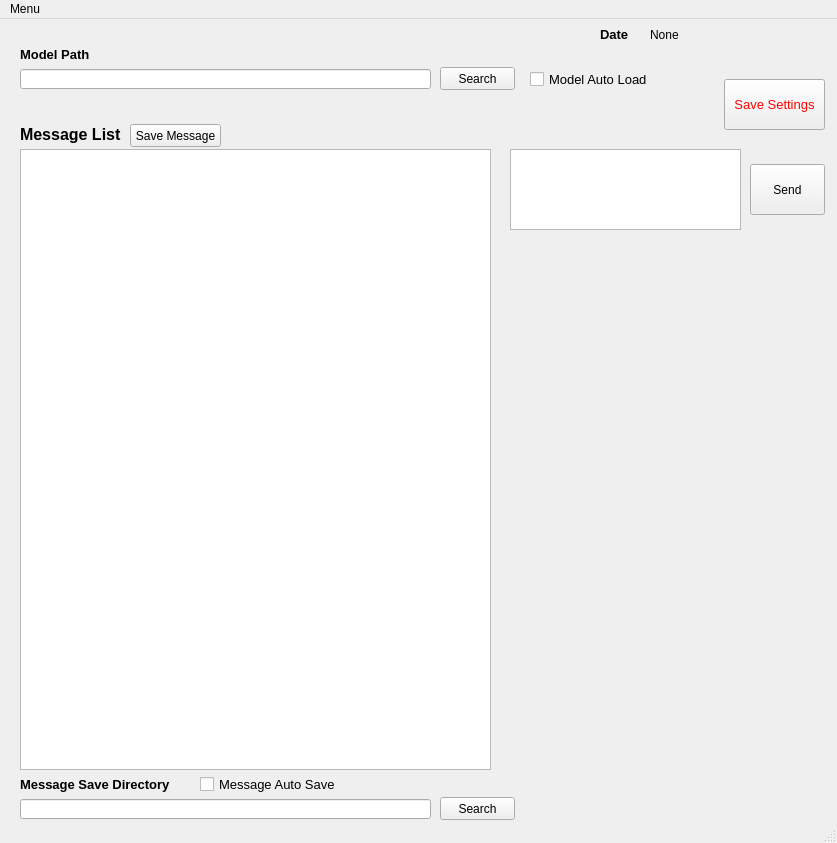
First picture: the form in chatbot_ui.ui, repository leeys507/Public_AI_Project, before the edit.
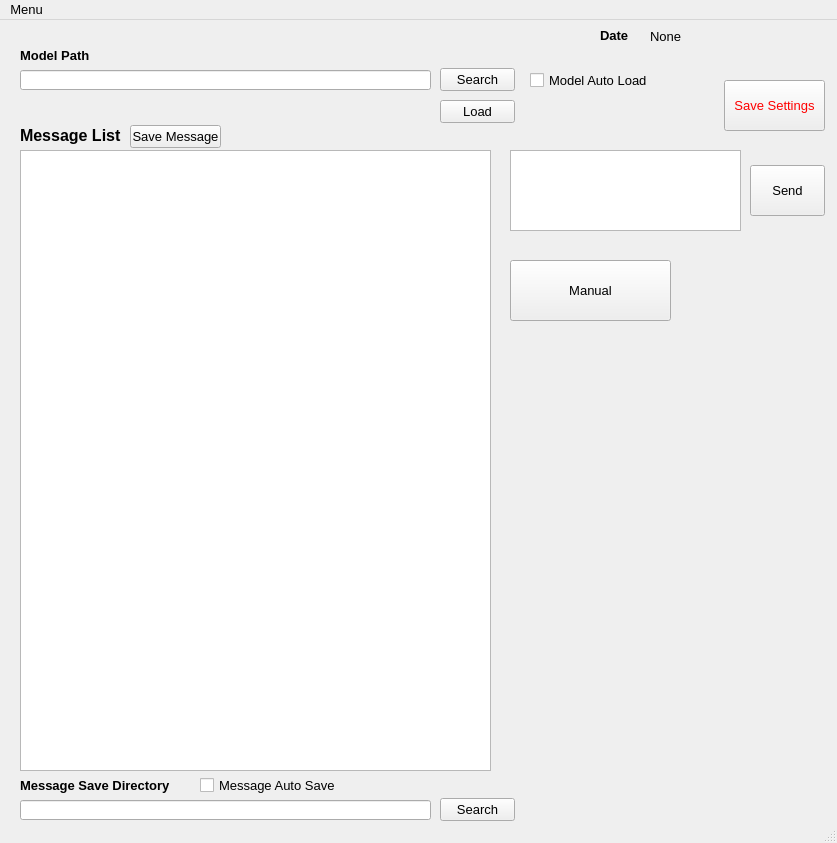
Second picture: the form after the edit.

Patch:
```diff
--- a/chatbot_ui.ui
+++ b/chatbot_ui.ui
@@ -16,6 +16,17 @@
     <height>843</height>
    </size>
   </property>
+  <property name="maximumSize">
+   <size>
+    <width>837</width>
+    <height>843</height>
+   </size>
+  </property>
+  <property name="font">
+   <font>
+    <pointsize>10</pointsize>
+   </font>
+  </property>
   <property name="windowTitle">
    <string>Movie Information Chatbot</string>
   </property>
@@ -277,6 +288,32 @@
      <string>Save Settings</string>
     </property>
    </widget>
+   <widget class="QPushButton" name="modelLoadButton">
+    <property name="geometry">
+     <rect>
+      <x>440</x>
+      <y>80</y>
+      <width>75</width>
+      <height>23</height>
+     </rect>
+    </property>
+    <property name="text">
+     <string>Load</string>
+    </property>
+   </widget>
+   <widget class="QPushButton" name="manualButton">
+    <property name="geometry">
+     <rect>
+      <x>510</x>
+      <y>240</y>
+      <width>161</width>
+      <height>61</height>
+     </rect>
+    </property>
+    <property name="text">
+     <string>Manual</string>
+    </property>
+   </widget>
   </widget>
   <widget class="QMenuBar" name="menubar">
    <property name="geometry">
@@ -284,7 +321,7 @@
      <x>0</x>
      <y>0</y>
      <width>837</width>
-     <height>21</height>
+     <height>23</height>
     </rect>
    </property>
    <widget class="QMenu" name="menuMenu">
```
